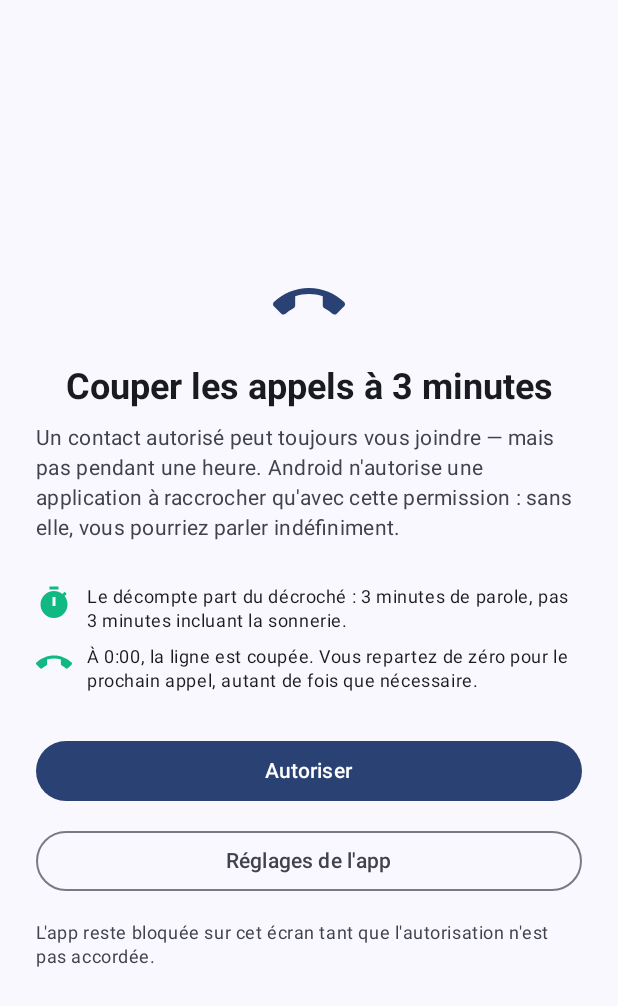
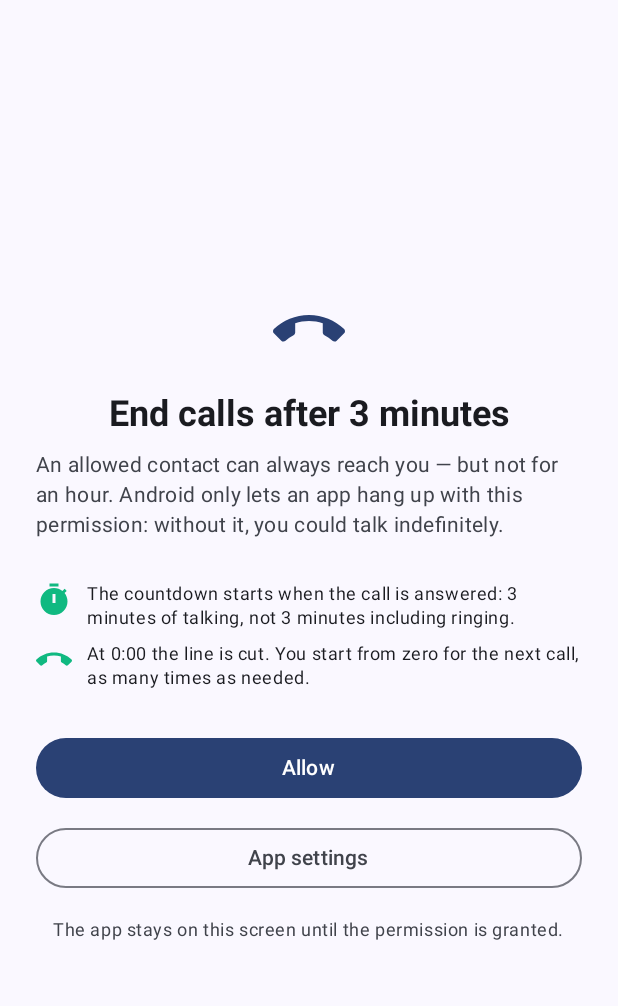
Before and after one commit to AJANEDOUBY/InstantPause-App, an Android app built with Jetpack Compose: the composable HangupPermissionScreen shown on its own in the app's theme, on a phone screen of 412 x 824 dp. Shown: the top 1006 px of the screen. Run offline under Robolectric (Android 15) with nearby library versions, the phone set to English and light mode, and no system bars.

Commit message:
Extrait les chaines des ecrans d'installation restants

```diff
--- a/app/src/main/java/com/instantpause/app/ui/security/HangupPermissionScreen.kt
+++ b/app/src/main/java/com/instantpause/app/ui/security/HangupPermissionScreen.kt
@@ -25,8 +25,10 @@ import androidx.compose.runtime.LaunchedEffect
 import androidx.compose.ui.Alignment
 import androidx.compose.ui.Modifier
 import androidx.compose.ui.graphics.Color
+import androidx.compose.ui.res.stringResource
 import androidx.compose.ui.text.font.FontWeight
 import androidx.compose.ui.unit.dp
+import com.instantpause.app.R
 
 /**
  * Étape d'installation : autoriser le raccrochage automatique à 3 minutes.
@@ -65,15 +67,13 @@ fun HangupPermissionScreen(
             Spacer(Modifier.height(16.dp))
 
             Text(
-                text = "Couper les appels à 3 minutes",
+                text = stringResource(R.string.hangup_title),
                 style = MaterialTheme.typography.headlineSmall,
                 fontWeight = FontWeight.Bold
             )
             Spacer(Modifier.height(8.dp))
             Text(
-                text = "Un contact autorisé peut toujours vous joindre — mais pas pendant " +
-                        "une heure. Android n'autorise une application à raccrocher qu'avec " +
-                        "cette permission : sans elle, vous pourriez parler indéfiniment.",
+                text = stringResource(R.string.hangup_body),
                 style = MaterialTheme.typography.bodyMedium,
                 color = MaterialTheme.colorScheme.onSurfaceVariant
             )
@@ -82,32 +82,28 @@ fun HangupPermissionScreen(
 
             InfoLine(
                 icon = { Icon(Icons.Default.Timer, null, tint = Color(0xFF10B981)) },
-                text = "Le décompte part du décroché : 3 minutes de parole, pas 3 minutes " +
-                        "incluant la sonnerie."
+                text = stringResource(R.string.hangup_info_timer)
             )
             InfoLine(
                 icon = { Icon(Icons.Default.CallEnd, null, tint = Color(0xFF10B981)) },
-                text = "À 0:00, la ligne est coupée. Vous repartez de zéro pour le prochain " +
-                        "appel, autant de fois que nécessaire."
+                text = stringResource(R.string.hangup_info_end)
             )
 
             Spacer(Modifier.height(24.dp))
 
             if (needsSettings) {
                 Text(
-                    text = "L'autorisation a été refusée définitivement : Android ne " +
-                            "réaffichera plus la demande. Ouvrez les réglages de l'app pour " +
-                            "l'accorder.",
+                    text = stringResource(R.string.hangup_denied),
                     style = MaterialTheme.typography.bodySmall,
                     color = MaterialTheme.colorScheme.error
                 )
                 Spacer(Modifier.height(12.dp))
                 Button(onClick = onOpenSettings, modifier = Modifier.fillMaxWidth()) {
-                    Text("Ouvrir les réglages")
+                    Text(stringResource(R.string.action_open_settings))
                 }
             } else {
                 Button(onClick = onRequest, modifier = Modifier.fillMaxWidth()) {
-                    Text("Autoriser")
+                    Text(stringResource(R.string.action_allow))
                 }
             }
 
@@ -117,14 +113,13 @@ fun HangupPermissionScreen(
                 onClick = onOpenSettings,
                 modifier = Modifier.fillMaxWidth()
             ) {
-                Text("Réglages de l'app")
+                Text(stringResource(R.string.action_app_settings))
             }
 
             Spacer(Modifier.height(16.dp))
 
             Text(
-                text = "L'app reste bloquée sur cet écran tant que l'autorisation n'est pas " +
-                        "accordée.",
+                text = stringResource(R.string.hangup_footer),
                 style = MaterialTheme.typography.bodySmall,
                 color = MaterialTheme.colorScheme.onSurfaceVariant
             )
--- a/app/src/main/res/values/strings.xml
+++ b/app/src/main/res/values/strings.xml
@@ -116,4 +116,32 @@
     <string name="pause_inhale">Breathe in gently…</string>
     <string name="pause_exhale">Breathe out slowly…</string>
     <string name="action_close">Close</string>
+
+    <!-- Étape : raccrochage à 3 minutes -->
+    <string name="hangup_title">End calls after 3 minutes</string>
+    <string name="hangup_body">An allowed contact can always reach you — but not for an hour. Android only lets an app hang up with this permission: without it, you could talk indefinitely.</string>
+    <string name="hangup_info_timer">The countdown starts when the call is answered: 3 minutes of talking, not 3 minutes including ringing.</string>
+    <string name="hangup_info_end">At 0:00 the line is cut. You start from zero for the next call, as many times as needed.</string>
+    <string name="hangup_denied">The permission was permanently denied: Android will not show the request again. Open the app settings to grant it.</string>
+    <string name="hangup_footer">The app stays on this screen until the permission is granted.</string>
+    <string name="action_allow">Allow</string>
+    <string name="action_open_settings">Open settings</string>
+    <string name="action_app_settings">App settings</string>
+
+    <!-- Étape : plein écran -->
+    <string name="fullscreen_title">The pause above the lock screen</string>
+    <string name="fullscreen_body">Android 14+ no longer grants full-screen display automatically: the pause screen may only appear as a notification. The call is blocked either way — only the way the pause is shown to you changes.</string>
+    <string name="fullscreen_info_blocking">Blocking the call does not depend on this permission.</string>
+    <string name="fullscreen_info_notification">Without it, tap the notification to open the pause.</string>
+    <string name="action_allow_fullscreen">Allow full-screen display</string>
+    <string name="action_continue_without">Continue without</string>
+    <string name="fullscreen_footer">This step will not come back. You can change your mind in the app\'s Android settings.</string>
+
+    <!-- Étape : protection contre la désinstallation -->
+    <string name="install_guard_title">Last step: protect the app</string>
+    <string name="install_guard_body">Without this protection, Instant Pause is uninstalled in three taps — and your windows disappear with it.</string>
+    <string name="install_guard_explain">Android will open a confirmation screen. That is normal: no app can become an administrator without your consent. Tap \'Activate\'.</string>
+    <string name="install_guard_info_does">What it does: block an impulsive uninstallation. No rights over your data, your calls or your screen.</string>
+    <string name="install_guard_info_prevents">What it prevents: uninstalling the app without first deactivating it from the Android settings.</string>
+    <string name="install_guard_footer">The app stays on this screen until the protection is active. You can remove it later, with your code, from the Security tab.</string>
 </resources>
```
Also changed, not shown: app/src/main/java/com/instantpause/app/ui/security/FullScreenIntentScreen.kt (+9 -11 lines), app/src/main/java/com/instantpause/app/ui/security/UninstallGuardScreen.kt (+9 -14 lines), 1 other file.
